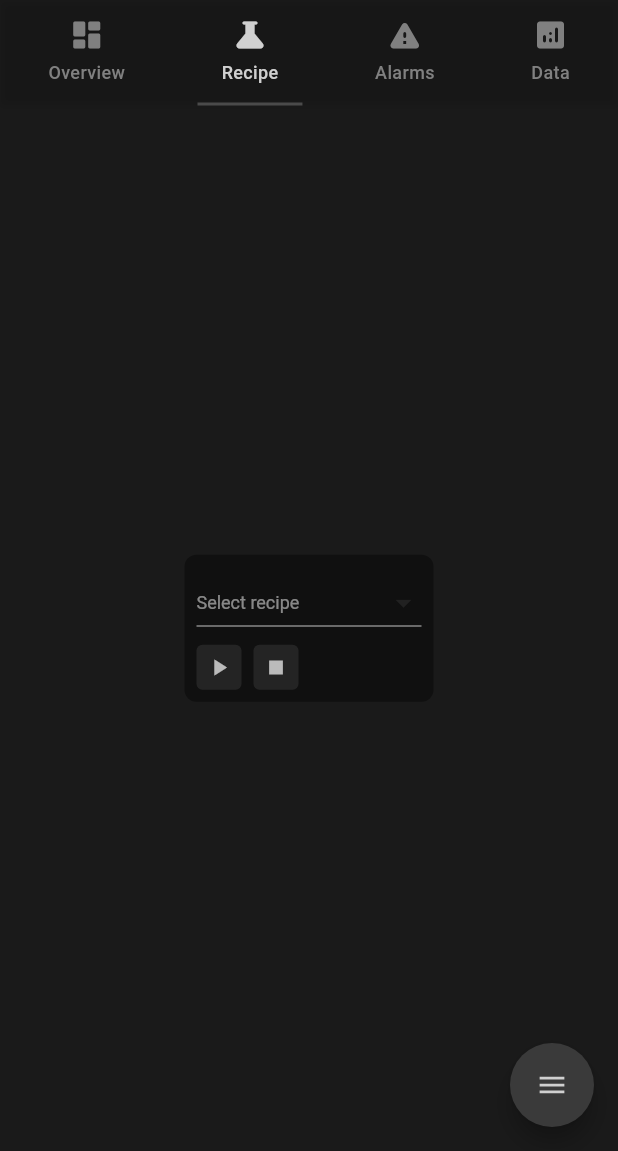
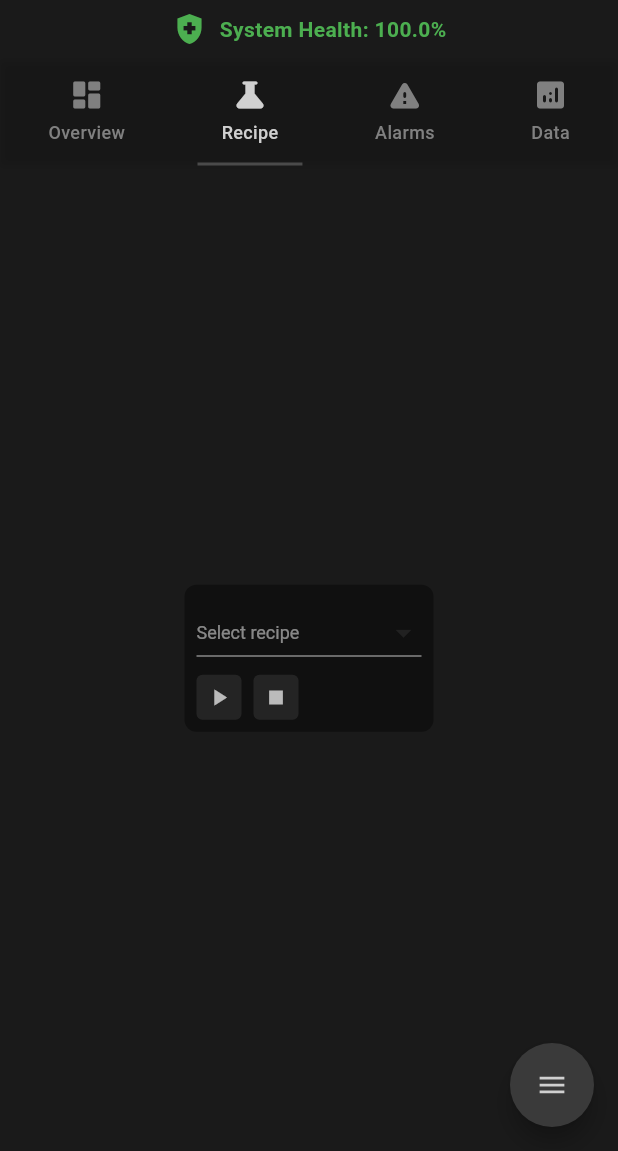
Before and after one commit to Albaraazain/atomicoat_6th_version, a Flutter app: the MainDashboard screen opened directly, after a tap on "Recipe", on a phone screen of 412 x 824 dp, the part 85-1236 px from its top. Run offline on Flutter 3.47's test engine with Material 3 defaults, Android fonts, the phone set to English and light mode, and no system bars; drawn by our look-alikes of flutter_animate, flutter_speed_dial; our stand-ins replace cloud_firestore, firebase_auth, firebase_core, fl_chart, flutter_local_notifications, flutter_svg and 5 more; accounts and stored records are empty.

Commit message:
added some features to main dashboard screen

```diff
--- a/lib/modules/system_operation_also_main_module/screens/main_dashboard.dart
+++ b/lib/modules/system_operation_also_main_module/screens/main_dashboard.dart
@@ -18,6 +18,19 @@ import '../widgets/recipe_control.dart';
 import '../widgets/alarm_display.dart';
 import '../widgets/system_diagram_view.dart';
 import '../widgets/troubleshooting_overlay.dart';
+import '../widgets/system_health_indicator.dart';
+import '../widgets/notification_center.dart';
+
+import '../widgets/real_time_process_monitor.dart';
+import '../widgets/recipe_visualization.dart';
+import '../widgets/substrate_status.dart';
+
+import '../widgets/recipe_visualization.dart';
+import '../widgets/substrate_status.dart';
+import '../widgets/precursor_level_monitor.dart';
+import '../widgets/vacuum_system_status.dart';
+
+
 
 class MainDashboard extends StatefulWidget {
   @override
@@ -44,6 +57,8 @@ class _MainDashboardState extends State<MainDashboard> {
   @override
   Widget build(BuildContext context) {
     final authProvider = Provider.of<AuthProvider>(context);
+    final systemStateProvider = Provider.of<SystemStateProvider>(context);
+
     return Scaffold(
       backgroundColor: Color(0xFF1A1A1A),
       appBar: AppBar(
@@ -55,12 +70,12 @@ class _MainDashboardState extends State<MainDashboard> {
         ),
         title: Text('Main Dashboard'),
         actions: [
-            // notification button
           IconButton(
             icon: Icon(Icons.notifications),
             onPressed: () {
-                ScaffoldMessenger.of(context).showSnackBar(
-                  SnackBar(content: Text('Notifications not implemented yet')),
+              showDialog(
+                context: context,
+                builder: (context) => NotificationCenter(),
               );
             },
           ),
@@ -75,6 +90,9 @@ class _MainDashboardState extends State<MainDashboard> {
       body: SafeArea(
         child: Column(
           children: [
+            SystemHealthIndicator(
+              systemHealth: systemStateProvider.systemHealth,
+            ),
             _buildTabBar(),
             Expanded(
               child: _buildTabContent(),
@@ -83,9 +101,7 @@ class _MainDashboardState extends State<MainDashboard> {
         ),
       ),
       floatingActionButton: _buildSpeedDial(context),
-
     );
-
   }
 
 
@@ -192,15 +208,14 @@ class _MainDashboardState extends State<MainDashboard> {
   }
 
   Widget _buildOverviewTab(BuildContext context) {
-    return LayoutBuilder(
-      builder: (context, constraints) {
-        final isLargeScreen = constraints.maxWidth > 600;
-        return Column(
+    return SingleChildScrollView(
+      child: Padding(
+        padding: const EdgeInsets.all(8.0),
+        child: Column(
           children: [
-            Expanded(
-              flex: isLargeScreen ? 2 : 1,
+            AspectRatio(
+              aspectRatio: 16 / 9,
               child: Card(
-                margin: EdgeInsets.all(12),
                 child: ClipRRect(
                   borderRadius: BorderRadius.circular(16),
                   child: Stack(
@@ -220,19 +235,19 @@ class _MainDashboardState extends State<MainDashboard> {
                 ),
               ),
             ),
-            Expanded(
-              flex: 1,
-              child: Card(
-                margin: EdgeInsets.symmetric(horizontal: 12, vertical: 6),
+            SizedBox(height: 8),
+            _buildWidgetRow(RecipeVisualization(), SubstrateStatus()),
+            SizedBox(height: 8),
+            _buildWidgetRow(PrecursorLevelMonitor(), VacuumSystemStatus()),
+            SizedBox(height: 8),
+            Card(
               child: Padding(
-                  padding: const EdgeInsets.all(12),
+                padding: const EdgeInsets.all(16.0),
                 child: ParameterDisplay(),
               ),
             ),
-            ),
-            Padding(
-              padding: const EdgeInsets.all(12),
-              child: ElevatedButton.icon(
+            SizedBox(height: 8),
+            ElevatedButton.icon(
               onPressed: () => Navigator.pushNamed(context, '/system_overview'),
               icon: Icon(Icons.fullscreen, size: 18),
               label: Text('Full System Overview', style: TextStyle(fontSize: 14)),
@@ -245,9 +260,32 @@ class _MainDashboardState extends State<MainDashboard> {
                 padding: EdgeInsets.symmetric(vertical: 12, horizontal: 16),
               ),
             ),
+          ],
         ),
+      ),
+    );
+  }
+
+  Widget _buildWidgetRow(Widget leftWidget, Widget rightWidget) {
+    return LayoutBuilder(
+      builder: (context, constraints) {
+        if (constraints.maxWidth > 600) {
+          return Row(
+            children: [
+              Expanded(child: leftWidget),
+              SizedBox(width: 8),
+              Expanded(child: rightWidget),
             ],
           );
+        } else {
+          return Column(
+            children: [
+              leftWidget,
+              SizedBox(height: 8),
+              rightWidget,
+            ],
+          );
+        }
       },
     );
   }
--- /dev/null
+++ b/lib/modules/system_operation_also_main_module/widgets/precursor_level_monitor.dart
@@ -0,0 +1,53 @@
+import 'package:flutter/material.dart';
+import 'package:provider/provider.dart';
+import '../providers/system_state_provider.dart';
+
+class PrecursorLevelMonitor extends StatelessWidget {
+  @override
+  Widget build(BuildContext context) {
+    return Consumer<SystemStateProvider>(
+      builder: (context, systemStateProvider, child) {
+        return Card(
+          child: Padding(
+            padding: const EdgeInsets.all(16.0),
+            child: Column(
+              crossAxisAlignment: CrossAxisAlignment.start,
+              children: [
+                Text(
+                  'Precursor Levels',
+                  style: TextStyle(fontSize: 18, fontWeight: FontWeight.bold),
+                ),
+                SizedBox(height: 16),
+                ...systemStateProvider.precursorLevels.entries.map(
+                      (entry) => _buildPrecursorLevelIndicator(entry.key, entry.value),
+                ),
+              ],
+            ),
+          ),
+        );
+      },
+    );
+  }
+
+  Widget _buildPrecursorLevelIndicator(String precursor, double level) {
+    Color indicatorColor = level > 50 ? Colors.green : (level > 20 ? Colors.orange : Colors.red);
+
+    return Padding(
+      padding: const EdgeInsets.symmetric(vertical: 8.0),
+      child: Column(
+        crossAxisAlignment: CrossAxisAlignment.start,
+        children: [
+          Text(precursor, style: TextStyle(fontWeight: FontWeight.bold)),
+          SizedBox(height: 4),
+          LinearProgressIndicator(
+            value: level / 100,
+            backgroundColor: Colors.grey[300],
+            valueColor: AlwaysStoppedAnimation<Color>(indicatorColor),
+          ),
+          SizedBox(height: 4),
+          Text('${level.toStringAsFixed(1)}%'),
+        ],
+      ),
+    );
+  }
+}
--- /dev/null
+++ b/lib/modules/system_operation_also_main_module/widgets/real_time_process_monitor.dart
@@ -0,0 +1 @@
+// TODO Implement this library.
--- /dev/null
+++ b/lib/modules/system_operation_also_main_module/widgets/recipe_visualization.dart
@@ -0,0 +1,73 @@
+import 'package:flutter/material.dart';
+import 'package:provider/provider.dart';
+import '../providers/system_state_provider.dart';
+import '../models/recipe.dart';
+
+class RecipeVisualization extends StatelessWidget {
+  @override
+  Widget build(BuildContext context) {
+    return Consumer<SystemStateProvider>(
+      builder: (context, systemStateProvider, child) {
+        Recipe? activeRecipe = systemStateProvider.activeRecipe;
+        int currentStepIndex = systemStateProvider.currentRecipeStepIndex;
+
+        if (activeRecipe == null) {
+          return Center(child: Text('No active recipe'));
+        }
+
+        return Column(
+          crossAxisAlignment: CrossAxisAlignment.start,
+          children: [
+            Padding(
+              padding: const EdgeInsets.all(8.0),
+              child: Text(
+                'Active Recipe: ${activeRecipe.name}',
+                style: TextStyle(fontSize: 18, fontWeight: FontWeight.bold),
+              ),
+            ),
+            Expanded(
+              child: ListView.builder(
+                itemCount: activeRecipe.steps.length,
+                itemBuilder: (context, index) {
+                  final step = activeRecipe.steps[index];
+                  final isCurrentStep = index == currentStepIndex;
+                  return ListTile(
+                    leading: Icon(
+                      isCurrentStep ? Icons.play_arrow : Icons.circle,
+                      color: isCurrentStep ? Colors.green : Colors.grey,
+                    ),
+                    title: Text(_getStepDescription(step)),
+                    tileColor: isCurrentStep ? Colors.green.withOpacity(0.1) : null,
+                  );
+                },
+              ),
+            ),
+            Padding(
+              padding: const EdgeInsets.all(8.0),
+              child: LinearProgressIndicator(
+                value: (currentStepIndex + 1) / activeRecipe.steps.length,
+                backgroundColor: Colors.grey[300],
+                valueColor: AlwaysStoppedAnimation<Color>(Colors.blue),
+              ),
+            ),
+          ],
+        );
+      },
+    );
+  }
+
+  String _getStepDescription(RecipeStep step) {
+    switch (step.type) {
+      case StepType.valve:
+        return 'Open ${step.parameters['valveType']} for ${step.parameters['duration']} seconds';
+      case StepType.purge:
+        return 'Purge for ${step.parameters['duration']} seconds';
+      case StepType.loop:
+        return 'Loop ${step.parameters['iterations']} times';
+      case StepType.setParameter:
+        return 'Set ${step.parameters['parameter']} of ${step.parameters['component']} to ${step.parameters['value']}';
+      default:
+        return 'Unknown step type';
+    }
+  }
+}
--- /dev/null
+++ b/lib/modules/system_operation_also_main_module/widgets/substrate_status.dart
@@ -0,0 +1,99 @@
+import 'package:flutter/material.dart';
+import 'package:provider/provider.dart';
+import '../providers/system_state_provider.dart';
+
+class SubstrateStatus extends StatelessWidget {
+  @override
+  Widget build(BuildContext context) {
+    return Consumer<SystemStateProvider>(
+      builder: (context, systemStateProvider, child) {
+        final activeRecipe = systemStateProvider.activeRecipe;
+        final isSystemRunning = systemStateProvider.isSystemRunning;
+
+        return Card(
+          child: Padding(
+            padding: const EdgeInsets.all(16.0),
+            child: Column(
+              crossAxisAlignment: CrossAxisAlignment.start,
+              children: [
+                Text(
+                  'Substrate Status',
+                  style: TextStyle(fontSize: 18, fontWeight: FontWeight.bold),
+                ),
+                SizedBox(height: 16),
+                _buildSubstrateInfo(activeRecipe?.substrate),
+                SizedBox(height: 16),
+                _buildProcessingStatus(isSystemRunning, systemStateProvider),
+              ],
+            ),
+          ),
+        );
+      },
+    );
+  }
+
+  Widget _buildSubstrateInfo(String? substrate) {
+    return Row(
+      children: [
+        Icon(Icons.science, size: 24),
+        SizedBox(width: 8),
+        Text(
+          'Current Substrate: ',
+          style: TextStyle(fontWeight: FontWeight.bold),
+        ),
+        Text(substrate ?? 'No substrate loaded'),
+      ],
+    );
+  }
+
+  Widget _buildProcessingStatus(bool isSystemRunning, SystemStateProvider provider) {
+    if (!isSystemRunning) {
+      return Text('System not running');
+    }
+
+    final totalSteps = provider.activeRecipe?.steps.length ?? 0;
+    final currentStep = provider.currentRecipeStepIndex + 1;
+    final progress = totalSteps > 0 ? currentStep / totalSteps : 0.0;
+
+    return Column(
+      crossAxisAlignment: CrossAxisAlignment.start,
+      children: [
+        Text(
+          'Processing Status:',
+          style: TextStyle(fontWeight: FontWeight.bold),
+        ),
+        SizedBox(height: 8),
+        LinearProgressIndicator(
+          value: progress,
+          backgroundColor: Colors.grey[300],
+          valueColor: AlwaysStoppedAnimation<Color>(Colors.blue),
+        ),
+        SizedBox(height: 8),
+        Text('Step $currentStep of $totalSteps'),
+        SizedBox(height: 8),
+        Text('Estimated time remaining: ${_estimateRemainingTime(provider)}'),
+      ],
+    );
+  }
+
+  String _estimateRemainingTime(SystemStateProvider provider) {
+    // This is a simplified estimation. You might want to implement a more accurate
+    // calculation based on the actual recipe steps and their durations.
+    final totalSteps = provider.activeRecipe?.steps.length ?? 0;
+    final currentStep = provider.currentRecipeStepIndex + 1;
+    final remainingSteps = totalSteps - currentStep;
+
+    // Assume an average of 30 seconds per step
+    final estimatedSeconds = remainingSteps * 30;
+
+    if (estimatedSeconds < 60) {
+      return '$estimatedSeconds seconds';
+    } else if (estimatedSeconds < 3600) {
+      final minutes = (estimatedSeconds / 60).round();
+      return '$minutes minutes';
+    } else {
+      final hours = (estimatedSeconds / 3600).round();
+      return '$hours hours';
+    }
+  }
+}
--- /dev/null
+++ b/lib/modules/system_operation_also_main_module/widgets/system_health_indicator.dart
@@ -0,0 +1,33 @@
+import 'package:flutter/material.dart';
+
+class SystemHealthIndicator extends StatelessWidget {
+  final double systemHealth;
+
+  const SystemHealthIndicator({Key? key, required this.systemHealth}) : super(key: key);
+
+  @override
+  Widget build(BuildContext context) {
+    Color healthColor = _getHealthColor(systemHealth);
+
+    return Container(
+      padding: EdgeInsets.all(8),
+      child: Row(
+        mainAxisAlignment: MainAxisAlignment.center,
+        children: [
+          Icon(Icons.health_and_safety, color: healthColor),
+          SizedBox(width: 8),
+          Text(
+            'System Health: ${(systemHealth * 100).toStringAsFixed(1)}%',
+            style: TextStyle(color: healthColor, fontWeight: FontWeight.bold),
+          ),
+        ],
+      ),
+    );
+  }
+
+  Color _getHealthColor(double health) {
+    if (health > 0.8) return Colors.green;
+    if (health > 0.6) return Colors.yellow;
+    return Colors.red;
+  }
+}
--- /dev/null
+++ b/lib/modules/system_operation_also_main_module/widgets/vacuum_system_status.dart
@@ -0,0 +1,82 @@
+import 'package:flutter/material.dart';
+import 'package:provider/provider.dart';
+import '../providers/system_state_provider.dart';
+
+class VacuumSystemStatus extends StatelessWidget {
+  @override
+  Widget build(BuildContext context) {
+    return Consumer<SystemStateProvider>(
+      builder: (context, systemStateProvider, child) {
+        final vacuumStatus = systemStateProvider.vacuumSystemStatus;
+        return Card(
+          child: Padding(
+            padding: const EdgeInsets.all(16.0),
+            child: Column(
+              crossAxisAlignment: CrossAxisAlignment.start,
+              children: [
+                Text(
+                  'Vacuum System Status',
+                  style: TextStyle(fontSize: 18, fontWeight: FontWeight.bold),
+                ),
+                SizedBox(height: 16),
+                _buildPumpStatus('Roughing Pump', vacuumStatus['Roughing Pump']!),
+                SizedBox(height: 8),
+                _buildPumpStatus('Turbo Pump', vacuumStatus['Turbo Pump']!),
+                SizedBox(height: 8),
+                _buildChamberPressure(vacuumStatus['Chamber']!['pressure']!),
+              ],
+            ),
+          ),
+        );
+      },
+    );
+  }
+
+  Widget _buildPumpStatus(String pumpName, Map<String, double> status) {
+    return Column(
+      crossAxisAlignment: CrossAxisAlignment.start,
+      children: [
+        Text(pumpName, style: TextStyle(fontWeight: FontWeight.bold)),
+        SizedBox(height: 4),
+        Row(
+          mainAxisAlignment: MainAxisAlignment.spaceBetween,
+          children: [
+            Text('Speed: ${status['speed']!.toStringAsFixed(1)} rpm'),
+            Text('Pressure: ${_formatPressure(status['pressure']!)}'),
+          ],
+        ),
+        SizedBox(height: 4),
+        LinearProgressIndicator(
+          value: status['speed']! / (pumpName == 'Roughing Pump' ? 100.0 : 1000.0),
+          backgroundColor: Colors.grey[300],
+          valueColor: AlwaysStoppedAnimation<Color>(Colors.blue),
+        ),
+      ],
+    );
+  }
+
+  Widget _buildChamberPressure(double pressure) {
+    return Column(
+      crossAxisAlignment: CrossAxisAlignment.start,
+      children: [
+        Text('Chamber Pressure', style: TextStyle(fontWeight: FontWeight.bold)),
+        SizedBox(height: 4),
+        Text(_formatPressure(pressure)),
+      ],
+    );
+  }
+
+  String _formatPressure(double pressure) {
+    if (pressure < 1e-9) {
+      return '${(pressure * 1e12).toStringAsFixed(2)} pTorr';
+    } else if (pressure < 1e-6) {
+      return '${(pressure * 1e9).toStringAsFixed(2)} nTorr';
+    } else if (pressure < 1e-3) {
+      return '${(pressure * 1e6).toStringAsFixed(2)} µTorr';
+    } else if (pressure < 1) {
+      return '${(pressure * 1e3).toStringAsFixed(2)} mTorr';
+    } else {
+      return '${pressure.toStringAsFixed(2)} Torr';
+    }
+  }
+}
```
Also changed, not shown: lib/main.dart (+0 -16 lines), lib/modules/system_operation_also_main_module/providers/system_state_provider.dart (+195 -13 lines), lib/modules/system_operation_also_main_module/widgets/notification_center.dart (added, +49 -0 lines), lib/repositories/system_state_repository.dart (+48 -0 lines), 1 other file. Lines whose indentation alone changed are shown as unchanged.
